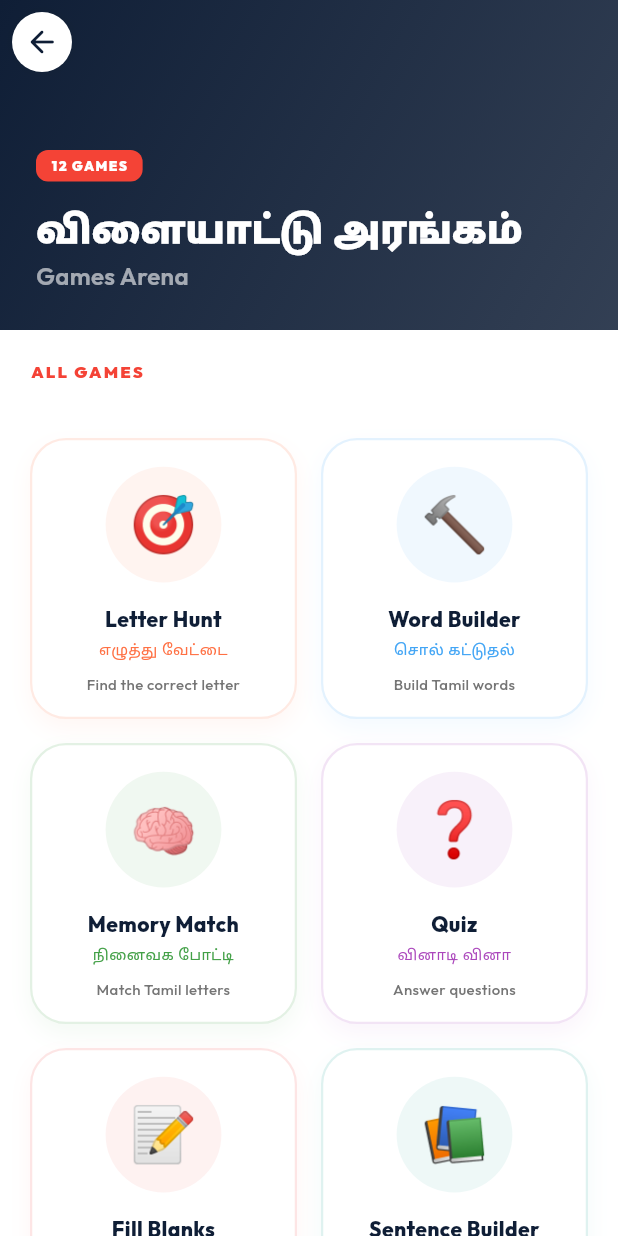
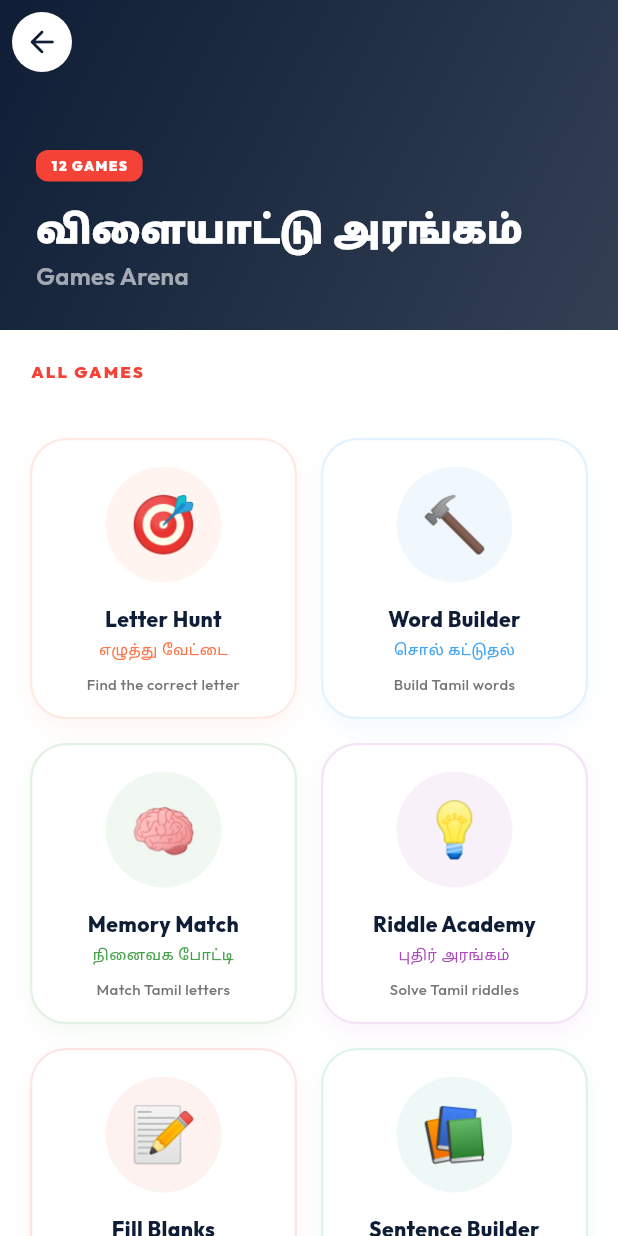
Before and after one commit to sanjeevan43/Tamil-app, a Flutter app: the GamesHubScreen screen opened directly, on a phone screen of 412 x 824 dp. Run offline on Flutter 3.47's test engine with Material 3 defaults, Android fonts, the phone set to English and light mode, and no system bars; our stand-ins replace cloud_firestore, file_picker, firebase_auth, firebase_core, firebase_storage, flutter_dotenv and 4 more; accounts and stored records are empty.

Commit message:
feat: replace standard Quiz game with Tolkappiyar's Riddle Academy in Games Hub

```diff
--- a/lib/screens/games_hub_screen.dart
+++ b/lib/screens/games_hub_screen.dart
@@ -1,10 +1,12 @@
 import 'package:flutter/material.dart';
 import 'package:google_fonts/google_fonts.dart';
 import '../constants/app_theme.dart';
+import 'package:provider/provider.dart';
+import '../providers/enhanced_progress_provider.dart';
+import 'riddle_academy_screen.dart';
 import 'letter_hunt_game.dart';
 import 'word_builder_game.dart';
 import 'memory_game_screen.dart';
-import 'quiz_screen.dart';
 import 'fill_blanks_game.dart';
 import 'sentence_builder_game.dart';
 import 'pronunciation_practice_game.dart';
@@ -19,11 +21,14 @@ class GamesHubScreen extends StatelessWidget {
 
   @override
   Widget build(BuildContext context) {
+    final progress = Provider.of<EnhancedProgressProvider>(context, listen: false);
+    final childAge = progress.level + 5;
+
     final games = [
       {'name': 'Letter Hunt', 'tamil': 'எழுத்து வேட்டை', 'icon': '🎯', 'description': 'Find the correct letter', 'color': const Color(0xFFFF7043), 'screen': const LetterHuntGame()},
       {'name': 'Word Builder', 'tamil': 'சொல் கட்டுதல்', 'icon': '🔨', 'description': 'Build Tamil words', 'color': const Color(0xFF42A5F5), 'screen': const WordBuilderGame()},
       {'name': 'Memory Match', 'tamil': 'நினைவக போட்டி', 'icon': '🧠', 'description': 'Match Tamil letters', 'color': AppTheme.success, 'screen': const MemoryGameScreen()},
-      {'name': 'Quiz', 'tamil': 'வினாடி வினா', 'icon': '❓', 'description': 'Answer questions', 'color': const Color(0xFFAB47BC), 'screen': const QuizScreen()},
+      {'name': 'Riddle Academy', 'tamil': 'புதிர் அரங்கம்', 'icon': '💡', 'description': 'Solve Tamil riddles', 'color': const Color(0xFFAB47BC), 'screen': RiddleAcademyScreen(childAge: childAge)},
       {'name': 'Fill Blanks', 'tamil': 'இடம் நிரப்பு', 'icon': '📝', 'description': 'Complete the word', 'color': const Color(0xFFEF5350), 'screen': const FillBlanksGame()},
       {'name': 'Sentence Builder', 'tamil': 'வாக்கிய அமைப்பு', 'icon': '📚', 'description': 'Form sentences', 'color': const Color(0xFF26A69A), 'screen': const SentenceBuilderGame()},
       {'name': 'Pronunciation', 'tamil': 'உச்சரிப்பு பயிற்சி', 'icon': '🎤', 'description': 'Practice speaking', 'color': const Color(0xFFFF8A65), 'screen': const PronunciationPracticeGame()},
```
